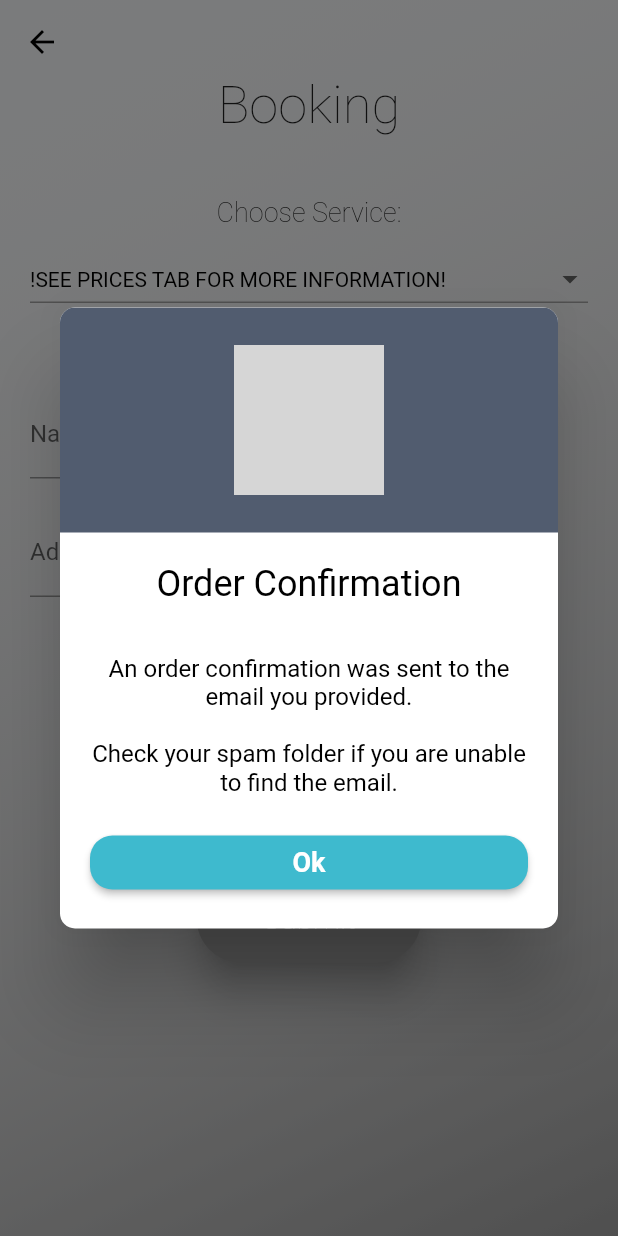
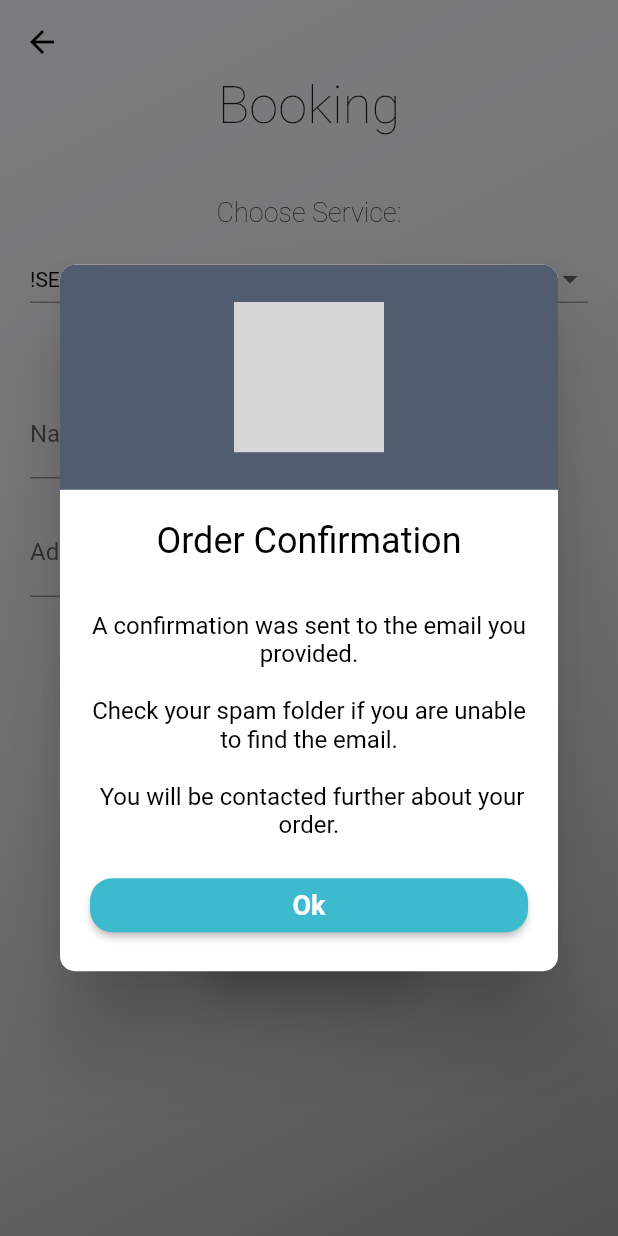
Before and after one commit to Heidelbergg/amvision_app, a Flutter app: the Bookings screen opened directly, after a tap on "Submit", on a phone screen of 412 x 824 dp. Run offline on Flutter 3.47's test engine with Material 2 defaults, Android fonts, the phone set to English and light mode, and no system bars; our stand-ins replace animated_text_kit, carousel_slider, cool_alert, font_awesome_flutter; grey boxes are pictures that could not be loaded.

Commit message:
- Removed test file and logo - Increased font size on prices

```diff
--- a/lib/prices_tabs/events_tab.dart
+++ b/lib/prices_tabs/events_tab.dart
@@ -55,7 +55,7 @@ class EventsPhotoState extends State<EventsPhoto> {
               "(1) 10 edited pictures: 1.000,- \n\n"
               "(2) 15 edited pictures: 1.500,- \n\n"
               "(3) 20 edited pictures: 2.000,- \n\n",
-              style: TextStyle(fontSize: 16, fontWeight: FontWeight.w200)),
+              style: TextStyle(fontSize: 18, fontWeight: FontWeight.w200)),
         ),
       ],
     );
--- a/lib/prices_tabs/outdoor_tab.dart
+++ b/lib/prices_tabs/outdoor_tab.dart
@@ -56,7 +56,7 @@ class OutdoorPhotoState extends State<OutdoorPhoto> {
               "(2) Outdoor photoshoots 45 min - 1,5 hour with 20-60 pictures and 15 edited pictures by choice: 1.500,-\n\n"
               "(3) Outdoor photoshoots 1-2 hours with 50-100 pictures and 25 edited pictures by choice: 3000,-\n\n"
               "(4) Outdoor photoshoots 2-4 hour with 80-150 pictures and 35 edited pictures by choice: 6.000,-\n\n",
-              style: TextStyle(fontSize: 16, fontWeight: FontWeight.w200)),
+              style: TextStyle(fontSize: 18, fontWeight: FontWeight.w200)),
         ),
       ],
     );
--- a/lib/prices_tabs/studio_tab.dart
+++ b/lib/prices_tabs/studio_tab.dart
@@ -55,7 +55,7 @@ class StudioPhotoState extends State<StudioPhoto> {
               "(1) Portraits for 30 min with 10-15 pictures and 10 edited pictures: 750,- \n\n"
               "(2) Portraits for 1 hour with 20-30 pictures and 20 edited pictures: 1.500,- \n\n"
               "(3) Portraits for 2 hours with 40-50 pictures and 30 edited pictures: 3000,- \n\n",
-              style: TextStyle(fontSize: 16, fontWeight: FontWeight.w200)),
+              style: TextStyle(fontSize: 18, fontWeight: FontWeight.w200)),
         ),
       ],
     );
--- a/lib/prices_tabs/video_tab.dart
+++ b/lib/prices_tabs/video_tab.dart
@@ -56,7 +56,7 @@ class VideoGraphyState extends State<VideoGraphy> {
               "(2) Production of 2-3 min. Video (Full HD ) 2 hour filming including editing: 3.000,- \n\n"
               "(3) Production of 4-6 min. Video (Full HD) 4 hour filming including editing: 5.000,- \n\n"
               "(4) Production of 5-10 min. Video (Full HD) 6 hour filming including editing: 10.000,- \n\n",
-              style: TextStyle(fontSize: 16, fontWeight: FontWeight.w200)),
+              style: TextStyle(fontSize: 18, fontWeight: FontWeight.w200)),
         ),
       ],
     );
--- a/lib/screens/booking_screen.dart
+++ b/lib/screens/booking_screen.dart
@@ -197,11 +197,14 @@ class BookingsState extends State<Bookings> {
                   context: context,
                   title: "Order Confirmation\n",
                   type: CoolAlertType.success,
-                  text: "An order confirmation was sent to the email you provided. \n\n"
-                      "Check your spam folder if you are unable to find the email.",
+                  text: "A confirmation was sent to the email you provided. \n\n"
+                      "Check your spam folder if you are unable to find the email. \n\n "
+                      "You will be contacted further about your order.",
                   onConfirmBtnTap: () => Navigator.push(
                       context, MaterialPageRoute(builder: (context) =>HomeScreen())),
                 );
+
+                //send email to customer/owner
 
               },
               child: Text(
--- a/lib/screens/home_screen.dart
+++ b/lib/screens/home_screen.dart
@@ -55,7 +55,7 @@ class _HomescreenState extends State<HomeScreen> {
     return FractionallySizedBox(
       child: Container(
         height: MediaQuery.of(context).size.height,
-        padding: EdgeInsets.only(top: MediaQuery.of(context).padding.top, bottom: 250),
+        padding: EdgeInsets.only(top: MediaQuery.of(context).padding.top, bottom: MediaQuery.of(context).size.height / 2.5),
         child: ClipRRect(
           borderRadius: BorderRadius.only(
               topRight: Radius.circular(10), bottomRight: Radius.circular(150)),
```
Also changed, not shown: assets/images/am_logo.png (deleted), lib/test.dart (deleted).
